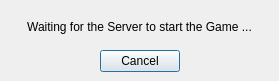
This is src/gui/qt/waitforservertostartgamedialog.ui in pokerth/pokerth as Qt 5 draws it before an edit. The edited form follows.
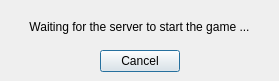
This is the edited form.

```diff
--- a/src/gui/qt/waitforservertostartgamedialog.ui
+++ b/src/gui/qt/waitforservertostartgamedialog.ui
@@ -61,7 +61,7 @@
    <item row="0" column="0" colspan="3" >
     <widget class="QLabel" name="label" >
      <property name="text" >
-      <string>Waiting for the Server to start the Game ...</string>
+      <string>Waiting for the server to start the game ...</string>
      </property>
      <property name="alignment" >
       <set>Qt::AlignCenter</set>
```
